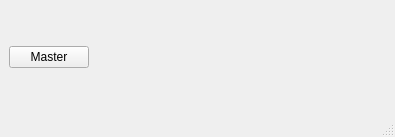
Above: examples/time-but/time-but-pc/mainwindow.ui from gsusdev/tup before the change. Below: the same form after it.
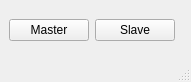
That is the form after the change.

What changed in the file:
```diff
--- a/examples/time-but/time-but-pc/mainwindow.ui
+++ b/examples/time-but/time-but-pc/mainwindow.ui
@@ -6,8 +6,8 @@
    <rect>
     <x>0</x>
     <y>0</y>
-    <width>395</width>
-    <height>137</height>
+    <width>191</width>
+    <height>82</height>
    </rect>
   </property>
   <property name="windowTitle">
@@ -22,6 +22,13 @@
       </property>
      </widget>
     </item>
+    <item>
+     <widget class="QPushButton" name="butSlaveForm">
+      <property name="text">
+       <string>Slave</string>
+      </property>
+     </widget>
+    </item>
     <item>
      <spacer name="horizontalSpacer">
       <property name="orientation">
```
Left out of the diff: 4 changed lines with no effect on the pictures.
